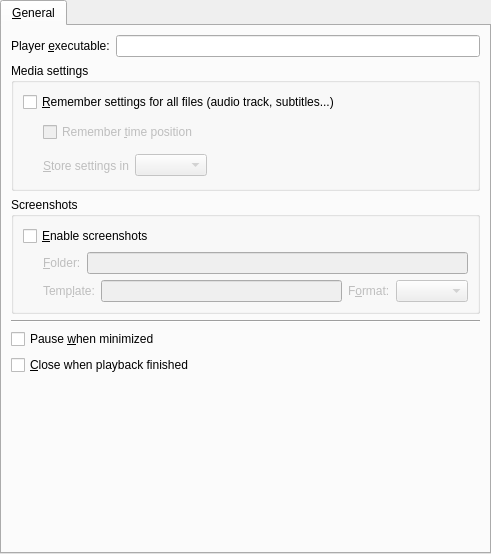
Above: src/gui/pref/general.ui from wilbert2000/wzplayer before the change. Below: the same form after it.
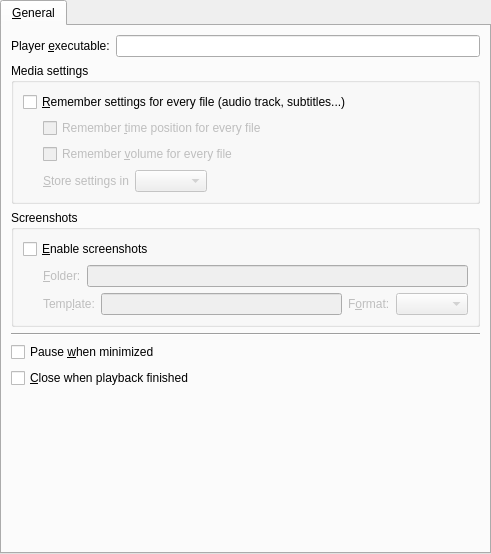
That is the form after the change. Custom widgets are drawn as their Qt base class.

Commit message: Moved global volume option to "Remember settings" in general section

Diff of the .ui file:
```diff
--- a/src/gui/pref/general.ui
+++ b/src/gui/pref/general.ui
@@ -56,13 +56,13 @@
           <item>
            <widget class="QCheckBox" name="remember_all_check">
             <property name="text">
-             <string>&amp;Remember settings for all files (audio track, subtitles...)</string>
+             <string>&amp;Remember settings for every file (audio track, subtitles...)</string>
             </property>
            </widget>
           </item>
           <item>
            <layout class="QGridLayout">
-            <item row="0" column="0" rowspan="2">
+            <item row="0" column="0" rowspan="3">
              <spacer>
               <property name="orientation">
                <enum>Qt::Horizontal</enum>
@@ -90,11 +90,11 @@
                </sizepolicy>
               </property>
               <property name="text">
-               <string>Remember &amp;time position</string>
+               <string>Remember &amp;time position for every file</string>
               </property>
              </widget>
             </item>
-            <item row="1" column="1">
+            <item row="2" column="1">
              <layout class="QHBoxLayout">
               <item>
                <widget class="QLabel" name="filesettings_method_label">
@@ -131,6 +131,16 @@
               </item>
              </layout>
             </item>
+            <item row="1" column="1">
+             <widget class="QCheckBox" name="remember_volume_check">
+              <property name="enabled">
+               <bool>false</bool>
+              </property>
+              <property name="text">
+               <string>Remember &amp;volume for every file</string>
+              </property>
+             </widget>
+            </item>
            </layout>
           </item>
          </layout>
```
Left out of the diff: 17 changed lines with no effect on the pictures. The commit also changes 5 other files.
